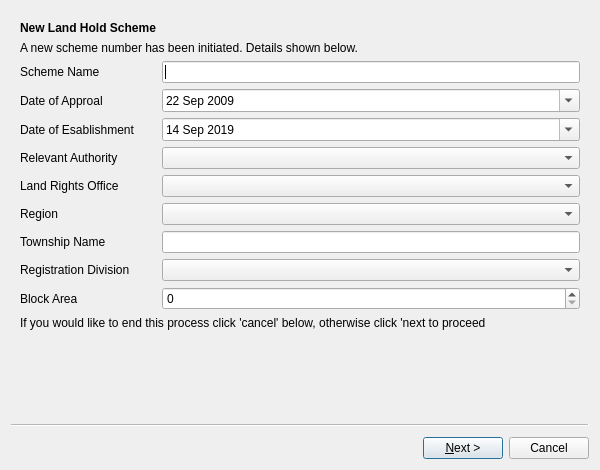
Above: ui/flts/ui_scheme_lodgement.ui from gltn/stdm before the change. Below: the same form after it.
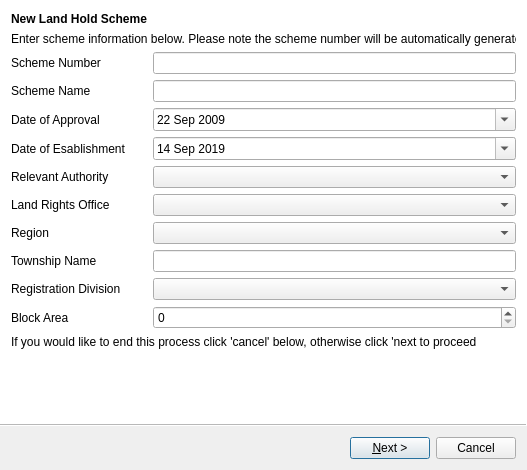
That is the form after the change. Icons and pictures are not drawn.

Patch:
```diff
--- a/ui/flts/ui_scheme_lodgement.ui
+++ b/ui/flts/ui_scheme_lodgement.ui
@@ -9,12 +9,12 @@
    <rect>
     <x>0</x>
     <y>0</y>
-    <width>600</width>
+    <width>527</width>
     <height>470</height>
    </rect>
   </property>
   <property name="sizePolicy">
-   <sizepolicy hsizetype="MinimumExpanding" vsizetype="Minimum">
+   <sizepolicy hsizetype="MinimumExpanding" vsizetype="Fixed">
     <horstretch>0</horstretch>
     <verstretch>0</verstretch>
    </sizepolicy>
@@ -22,13 +22,13 @@
   <property name="minimumSize">
    <size>
     <width>410</width>
-    <height>450</height>
+    <height>460</height>
    </size>
   </property>
   <property name="maximumSize">
    <size>
     <width>600</width>
-    <height>470</height>
+    <height>480</height>
    </size>
   </property>
   <property name="contextMenuPolicy">
@@ -41,32 +41,13 @@
    <string comment="Step 1 of 5">Lodgement of Scheme</string>
   </property>
   <property name="wizardStyle">
-   <enum>QWizard::ClassicStyle</enum>
+   <enum>QWizard::ModernStyle</enum>
   </property>
   <property name="options">
    <set>QWizard::NoBackButtonOnStartPage</set>
   </property>
   <widget class="QWizardPage" name="wizardPage1">
    <layout class="QGridLayout" name="gridLayout_2">
-    <item row="0" column="0">
-     <widget class="QLabel" name="title_lbl">
-      <property name="minimumSize">
-       <size>
-        <width>0</width>
-        <height>15</height>
-       </size>
-      </property>
-      <property name="font">
-       <font>
-        <weight>75</weight>
-        <bold>true</bold>
-       </font>
-      </property>
-      <property name="text">
-       <string>New Land Hold Scheme</string>
-      </property>
-     </widget>
-    </item>
     <item row="1" column="0" colspan="2">
      <widget class="QLabel" name="desc_Label1">
       <property name="sizePolicy">
@@ -76,49 +57,135 @@
        </sizepolicy>
       </property>
       <property name="text">
-       <string>A new scheme number has been initiated. Details shown below.</string>
-      </property>
-     </widget>
-    </item>
-    <item row="2" column="0">
-     <widget class="QLabel" name="label_2">
-      <property name="text">
-       <string>Scheme Name</string>
+       <string>Enter scheme information below. Please note the scheme number will be automatically generated</string>
       </property>
      </widget>
     </item>
     <item row="2" column="1">
-     <widget class="QLineEdit" name="lineEdit_scheme"/>
+     <widget class="QLineEdit" name="lnEdit_scheme_number">
+      <property name="readOnly">
+       <bool>true</bool>
+      </property>
+     </widget>
     </item>
-    <item row="3" column="0">
+    <item row="4" column="0">
      <widget class="QLabel" name="label_3">
       <property name="text">
-       <string>Date of Approal</string>
+       <string>Date of Approval</string>
+      </property>
+     </widget>
+    </item>
+    <item row="0" column="0">
+     <widget class="QLabel" name="title_lbl">
+      <property name="minimumSize">
+       <size>
+        <width>0</width>
+        <height>15</height>
+       </size>
+      </property>
+      <property name="font">
+       <font>
+        <weight>75</weight>
+        <bold>true</bold>
+       </font>
+      </property>
+      <property name="text">
+       <string>New Land Hold Scheme</string>
+      </property>
+     </widget>
+    </item>
+    <item row="3" column="0">
+     <widget class="QLabel" name="label_2">
+      <property name="text">
+       <string>Scheme Name</string>
       </property>
      </widget>
     </item>
     <item row="3" column="1">
-     <widget class="QDateEdit" name="dateEdit_approval">
-      <property name="minimumDate">
-       <date>
-        <year>2009</year>
-        <month>9</month>
-        <day>22</day>
-       </date>
+     <widget class="QLineEdit" name="lnEdit_scheme_name"/>
+    </item>
+    <item row="2" column="0">
+     <widget class="QLabel" name="label_13">
+      <property name="text">
+       <string>Scheme Number</string>
       </property>
-      <property name="calendarPopup">
-       <bool>true</bool>
+     </widget>
+    </item>
+    <item row="12" column="0" colspan="2">
+     <widget class="QLabel" name="label_5">
+      <property name="sizePolicy">
+       <sizepolicy hsizetype="Preferred" vsizetype="Minimum">
+        <horstretch>0</horstretch>
+        <verstretch>0</verstretch>
+       </sizepolicy>
       </property>
+      <property name="text">
+       <string>If you would like to end this process click 'cancel' below, otherwise click 'next to proceed</string>
+      </property>
      </widget>
     </item>
-    <item row="4" column="0">
+    <item row="8" column="1">
+     <widget class="QComboBox" name="cbx_region"/>
+    </item>
+    <item row="7" column="1">
+     <widget class="QComboBox" name="scb_landRightsOffice"/>
+    </item>
+    <item row="6" column="0">
+     <widget class="QLabel" name="label_6">
+      <property name="text">
+       <string>Relevant Authority</string>
+      </property>
+     </widget>
+    </item>
+    <item row="11" column="0">
+     <widget class="QLabel" name="label_11">
+      <property name="text">
+       <string>Block Area</string>
+      </property>
+     </widget>
+    </item>
+    <item row="8" column="0">
+     <widget class="QLabel" name="label_8">
+      <property name="text">
+       <string>Region</string>
+      </property>
+     </widget>
+    </item>
+    <item row="9" column="1">
+     <widget class="QLineEdit" name="lineEdit_township"/>
+    </item>
+    <item row="10" column="1">
+     <widget class="QComboBox" name="cbx_division"/>
+    </item>
+    <item row="5" column="0">
      <widget class="QLabel" name="label_4">
       <property name="text">
        <string>Date of Esablishment</string>
       </property>
      </widget>
     </item>
+    <item row="10" column="0">
+     <widget class="QLabel" name="label_10">
+      <property name="text">
+       <string>Registration Division</string>
+      </property>
+     </widget>
+    </item>
     <item row="4" column="1">
+     <widget class="QDateEdit" name="dateEdit_approval">
+      <property name="minimumDate">
+       <date>
+        <year>2009</year>
+        <month>9</month>
+        <day>22</day>
+       </date>
+      </property>
+      <property name="calendarPopup">
+       <bool>true</bool>
+      </property>
+     </widget>
+    </item>
+    <item row="5" column="1">
      <widget class="QDateEdit" name="dateEdit_establishment">
       <property name="minimumDate">
        <date>
@@ -132,65 +199,25 @@
       </property>
      </widget>
     </item>
-    <item row="5" column="0">
-     <widget class="QLabel" name="label_6">
-      <property name="text">
-       <string>Relevant Authority</string>
-      </property>
-     </widget>
-    </item>
-    <item row="5" column="1">
+    <item row="6" column="1">
      <widget class="QComboBox" name="cbx_relevant_auth"/>
     </item>
-    <item row="6" column="0">
+    <item row="7" column="0">
      <widget class="QLabel" name="label_7">
       <property name="text">
        <string>Land Rights Office</string>
       </property>
      </widget>
     </item>
-    <item row="6" column="1">
-     <widget class="QComboBox" name="scb_landRightsOffice"/>
-    </item>
-    <item row="7" column="0">
-     <widget class="QLabel" name="label_8">
-      <property name="text">
-       <string>Region</string>
-      </property>
-     </widget>
-    </item>
-    <item row="7" column="1">
-     <widget class="QComboBox" name="cbx_region"/>
-    </item>
-    <item row="8" column="0">
+    <item row="9" column="0">
      <widget class="QLabel" name="label_9">
       <property name="text">
        <string>Township Name</string>
       </property>
      </widget>
     </item>
-    <item row="8" column="1">
-     <widget class="QLineEdit" name="lineEdit_township"/>
-    </item>
-    <item row="9" column="0">
-     <widget class="QLabel" name="label_10">
-      <property name="text">
-       <string>Registration Division</string>
-      </property>
-     </widget>
-    </item>
-    <item row="9" column="1">
-     <widget class="QComboBox" name="cbx_division"/>
-    </item>
-    <item row="10" column="0">
-     <widget class="QLabel" name="label_11">
-      <property name="text">
-       <string>Block Area</string>
-      </property>
-     </widget>
-    </item>
-    <item row="10" column="1">
-     <widget class="QSpinBox" name="spinBox_blockArea">
+    <item row="11" column="1">
+     <widget class="QSpinBox" name="spnBx_blockArea">
       <property name="maximum">
        <number>1000000000</number>
       </property>
@@ -199,19 +226,6 @@
       </property>
      </widget>
     </item>
-    <item row="11" column="0" colspan="2">
-     <widget class="QLabel" name="label_5">
-      <property name="sizePolicy">
-       <sizepolicy hsizetype="Preferred" vsizetype="Minimum">
-        <horstretch>0</horstretch>
-        <verstretch>0</verstretch>
-       </sizepolicy>
-      </property>
-      <property name="text">
-       <string>If you would like to end this process click 'cancel' below, otherwise click 'next to proceed</string>
-      </property>
-     </widget>
-    </item>
    </layout>
   </widget>
   <widget class="QWizardPage" name="wizardPage2">
@@ -224,7 +238,7 @@
      </widget>
     </item>
     <item row="2" column="2">
-     <widget class="QPushButton" name="btn_browse">
+     <widget class="QPushButton" name="btn_browse_holders">
       <property name="text">
        <string>Browse...</string>
       </property>
@@ -301,7 +315,7 @@
      </widget>
     </item>
     <item row="5" column="2">
-     <widget class="QPushButton" name="btn_validate">
+     <widget class="QPushButton" name="btn_validate_holders">
       <property name="sizePolicy">
        <sizepolicy hsizetype="Fixed" vsizetype="Fixed">
         <horstretch>0</horstretch>
@@ -309,21 +323,21 @@
        </sizepolicy>
       </property>
       <property name="text">
-       <string>Validate</string>
+       <string>Upload</string>
       </property>
      </widget>
     </item>
     <item row="5" column="0">
      <widget class="QLabel" name="label_12">
       <property name="text">
-       <string>Click Validate to upload the holders data.</string>
+       <string>Click Upload button to save data.</string>
       </property>
      </widget>
     </item>
    </layout>
   </widget>
   <widget class="QWizardPage" name="wizardPage">
-   <layout class="QGridLayout" name="gridLayout">
+   <layout class="QGridLayout" name="gridLayout_4">
     <item row="0" column="0">
      <widget class="QFrame" name="frame_4">
       <property name="sizePolicy">
@@ -437,7 +451,7 @@
       <property name="maximumSize">
        <size>
         <width>500</width>
-        <height>290</height>
+        <height>300</height>
        </size>
       </property>
       <property name="sizeIncrement">
@@ -860,16 +874,38 @@
      </widget>
     </item>
     <item row="3" column="0">
-     <widget class="QPushButton" name="btn_uploadAll">
+     <widget class="QFrame" name="frame">
       <property name="sizePolicy">
-       <sizepolicy hsizetype="Maximum" vsizetype="Fixed">
+       <sizepolicy hsizetype="Preferred" vsizetype="MinimumExpanding">
         <horstretch>0</horstretch>
         <verstretch>0</verstretch>
        </sizepolicy>
       </property>
-      <property name="text">
-       <string>Upload Multiple Documents</string>
+      <property name="frameShape">
+       <enum>QFrame::StyledPanel</enum>
       </property>
+      <property name="frameShadow">
+       <enum>QFrame::Raised</enum>
+      </property>
+      <layout class="QGridLayout" name="gridLayout">
+       <item row="0" column="0">
+        <widget class="QPushButton" name="btn_uploadAll">
+         <property name="sizePolicy">
+          <sizepolicy hsizetype="Maximum" vsizetype="Minimum">
+           <horstretch>0</horstretch>
+           <verstretch>0</verstretch>
+          </sizepolicy>
+         </property>
+         <property name="text">
+          <string>Upload Multiple Documents</string>
+         </property>
+         <property name="icon">
+          <iconset resource="../../resources.qrc">
+           <normaloff>:/plugins/stdm/images/icons/flts_import_file.png</normaloff>:/plugins/stdm/images/icons/flts_import_file.png</iconset>
+         </property>
+        </widget>
+       </item>
+      </layout>
      </widget>
     </item>
    </layout>
```
Left out of the diff: 4 changed lines with no effect on the pictures.
